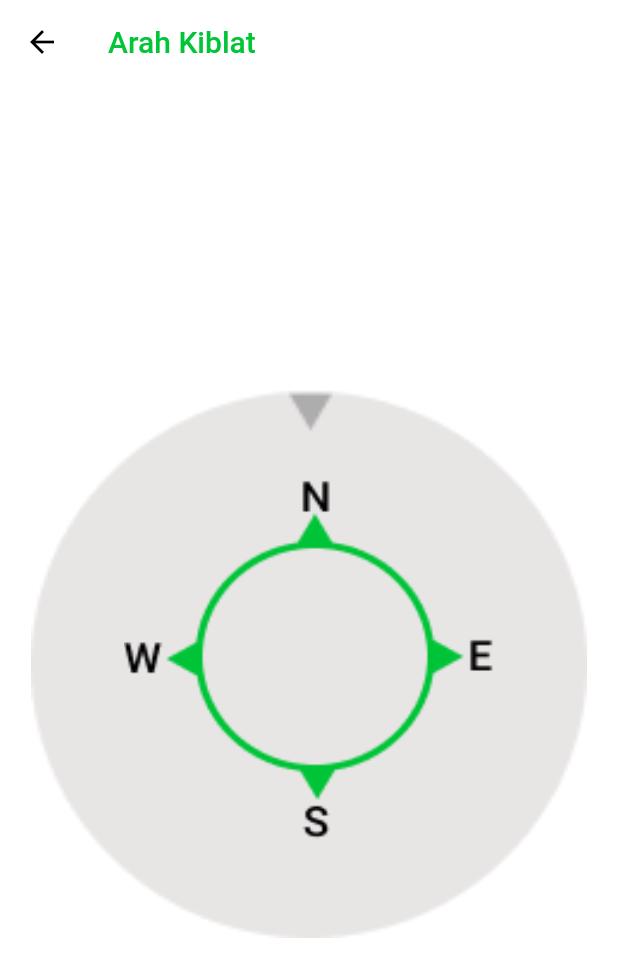
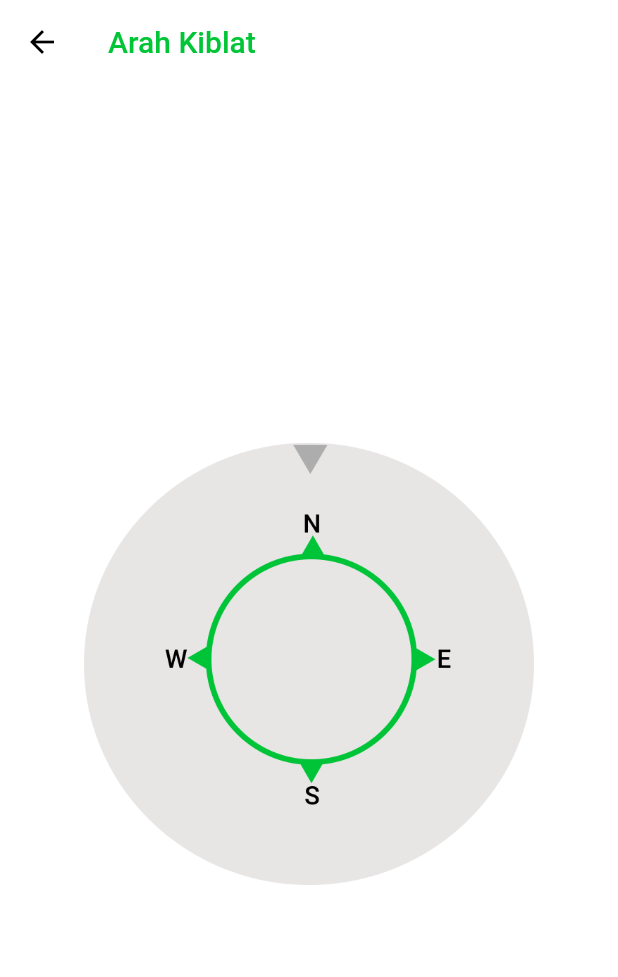
Before and after one commit to NaufalFiraas/muslim_daily, a Flutter app: the KiblatDirectionPage screen opened directly, on a phone screen of 412 x 824 dp. Shown: the top 977 px of the screen. Run offline on Flutter 3.47's test engine with Material 2 defaults, Android fonts, the phone set to English and light mode, and no system bars; our stand-ins replace bloc, curved_navigation_bar, equatable, flutter_bloc, flutter_compass, flutter_local_notifications and 5 more.

Commit message:
mengganti image arah kiblat kke resolusi yg lebih tinggi

```diff
--- a/lib/views/sholatpage/kiblat_direction_page.dart
+++ b/lib/views/sholatpage/kiblat_direction_page.dart
@@ -1,5 +1,6 @@
 import 'package:flutter/material.dart';
 import 'sholat_utilities.dart';
+import 'dart:math' as math;
 
 class KiblatDirectionPage extends StatelessWidget {
   const KiblatDirectionPage({Key? key}) : super(key: key);
@@ -24,32 +25,22 @@ class KiblatDirectionPage extends StatelessWidget {
         child: Stack(
           alignment: Alignment.center,
           children: [
-            Container(
-              height: MediaQuery.of(context).size.width * 0.9,
-              width: MediaQuery.of(context).size.width * 0.9,
-              decoration: const BoxDecoration(
-                shape: BoxShape.circle,
-              ),
-              child: Image.asset(
-                'assets/images/compass_outer.png',
-                fit: BoxFit.fill,
-              ),
+            Image.asset(
+              'assets/images/compass_outer.png',
+              // fit: BoxFit.fill,
+              width: 300,
+              height: 300,
             ),
             Stack(
               alignment: Alignment.center,
               children: [
-                Container(
-                  width: MediaQuery.of(context).size.width * 0.6,
-                  height: MediaQuery.of(context).size.width * 0.6,
-                  decoration: const BoxDecoration(
-                    shape: BoxShape.circle,
-                  ),
-                  child: Transform.rotate(
-                    angle: 0,
-                    child: Image.asset(
-                      'assets/images/compass.png',
-                      fit: BoxFit.fill,
-                    ),
+                Transform.rotate(
+                  angle: math.pi * 0,
+                  child: Image.asset(
+                    'assets/images/compass.png',
+                    // fit: BoxFit.fill,
+                    width: 200,
+                    height: 200,
                   ),
                 ),
               ],
```
Also changed, not shown: assets/images/compass.png, assets/images/compass_outer.png, 1 other file.
